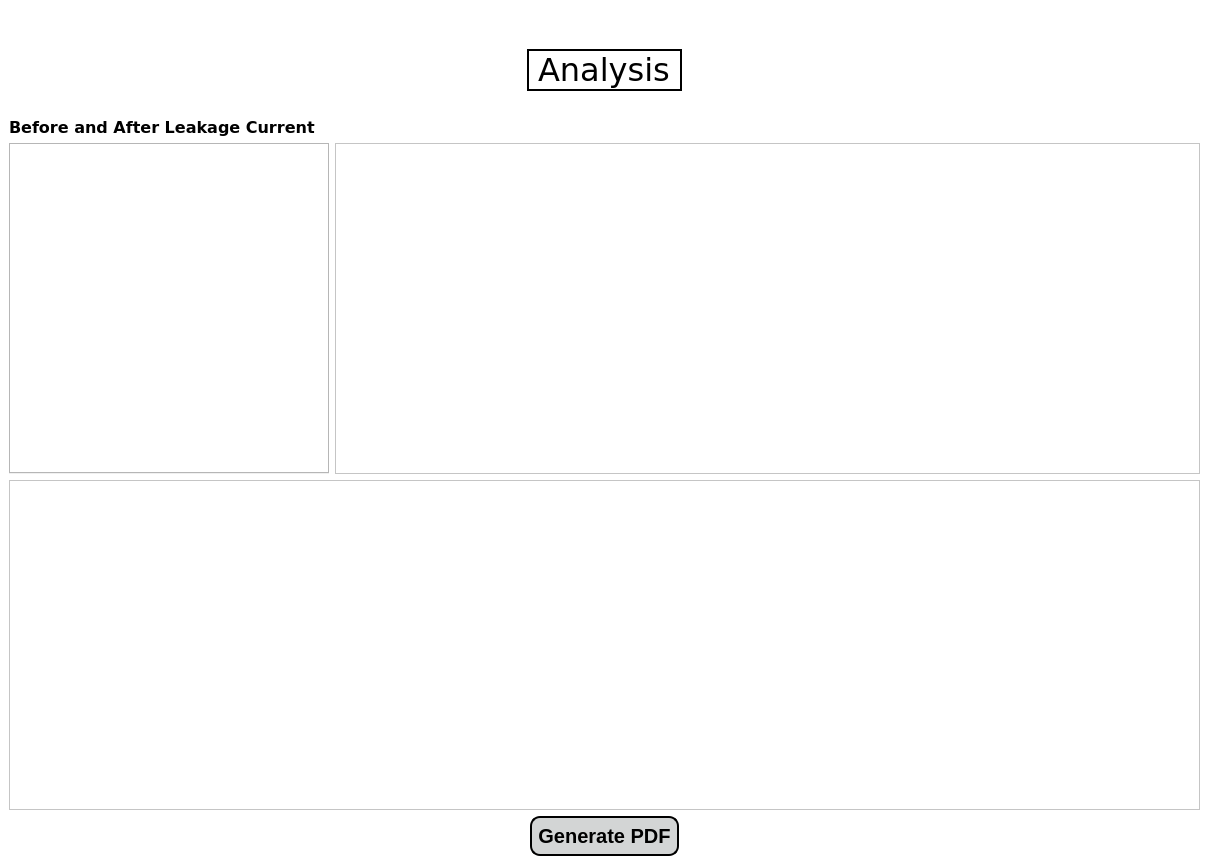
JasonLaux/DC-Boxjelly, file app/gui/resources/analyse_page.ui: the form before one commit.
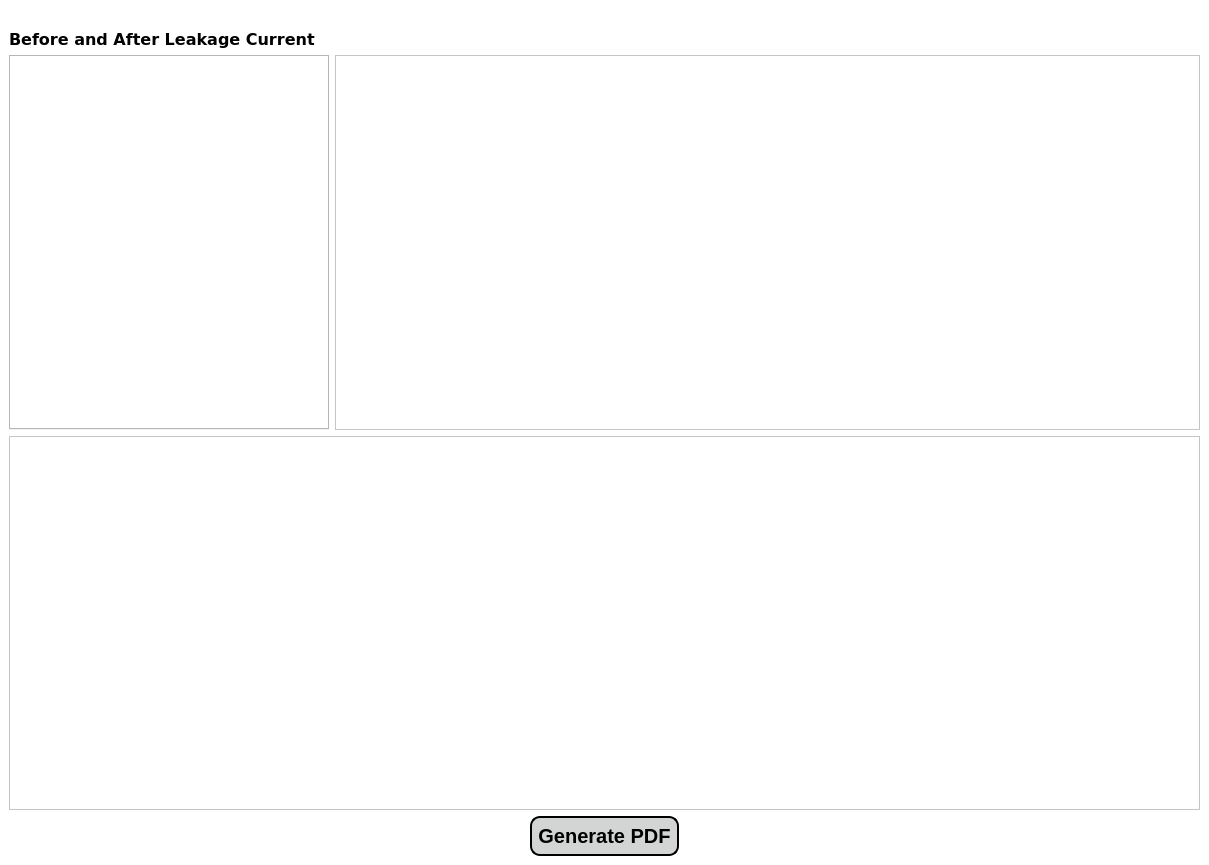
The form after the commit. Custom widgets are drawn as their Qt base class.

Commit message: Removed headers, edited UI layout

What changed in the file:
```diff
--- a/app/gui/resources/analyse_page.ui
+++ b/app/gui/resources/analyse_page.ui
@@ -18,54 +18,6 @@
   </property>
   <widget class="QWidget" name="centralwidget">
    <layout class="QVBoxLayout" name="verticalLayout_2">
-    <item>
-     <spacer name="horizontalSpacer_3">
-      <property name="orientation">
-       <enum>Qt::Horizontal</enum>
-      </property>
-      <property name="sizeHint" stdset="0">
-       <size>
-        <width>40</width>
-        <height>20</height>
-       </size>
-      </property>
-     </spacer>
-    </item>
-    <item>
-     <spacer name="horizontalSpacer_5">
-      <property name="orientation">
-       <enum>Qt::Horizontal</enum>
-      </property>
-      <property name="sizeHint" stdset="0">
-       <size>
-        <width>1182</width>
-        <height>20</height>
-       </size>
-      </property>
-     </spacer>
-    </item>
-    <item alignment="Qt::AlignHCenter">
-     <widget class="QLabel" name="headerLabel">
-      <property name="maximumSize">
-       <size>
-        <width>16777215</width>
-        <height>50</height>
-       </size>
-      </property>
-      <property name="font">
-       <font>
-        <family>Verdana</family>
-        <pointsize>24</pointsize>
-       </font>
-      </property>
-      <property name="frameShape">
-       <enum>QFrame::WinPanel</enum>
-      </property>
-      <property name="text">
-       <string>Analysis</string>
-      </property>
-     </widget>
-    </item>
     <item>
      <spacer name="horizontalSpacer_6">
       <property name="orientation">
```
Left out of the diff: 2 changed lines with no effect on the pictures. The commit also changes 6 other files.
